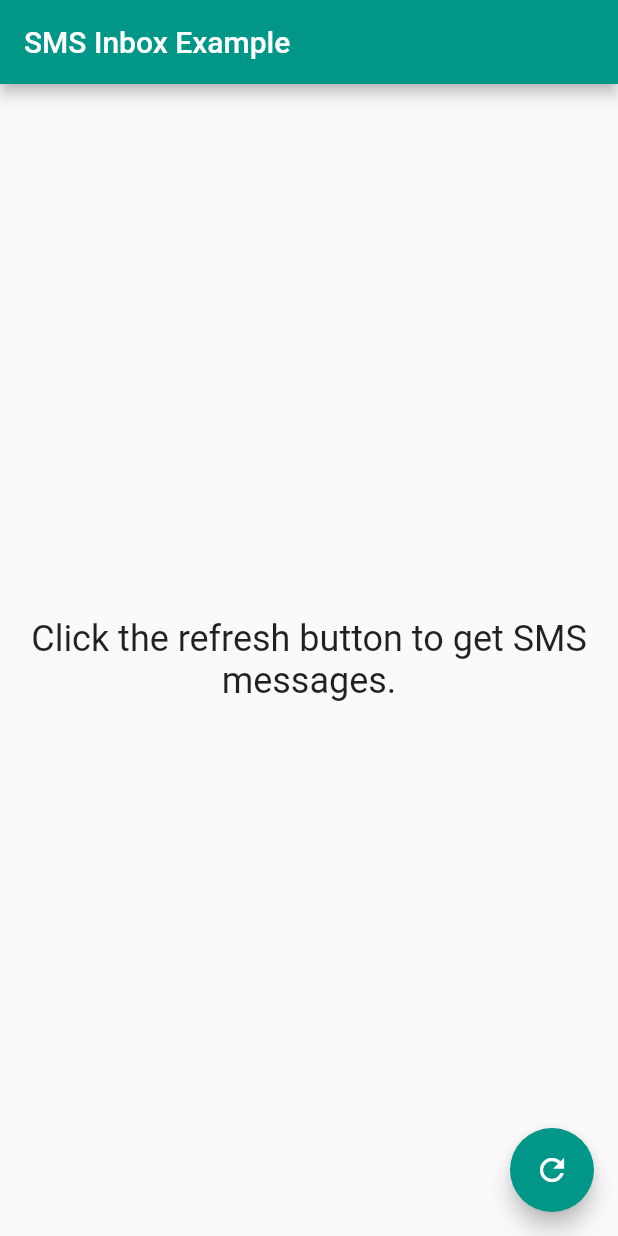
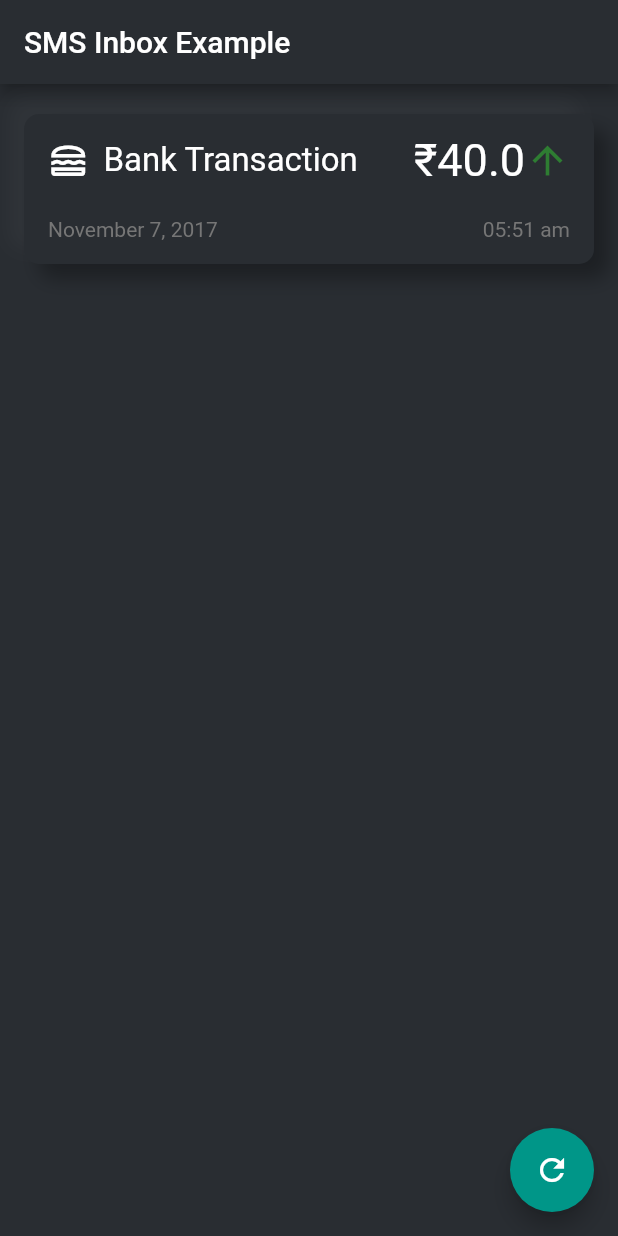
Before and after one commit to AyushAgrawal25/expense_tracker, a Flutter app: the screen it shows after launch, on a phone screen of 412 x 824 dp. Run offline on Flutter 3.47's test engine with Material 2 defaults, Android fonts, the phone set to English and light mode, and no system bars; our stand-ins replace permission_handler; missing offline and left inert: flutter_sms_inbox.

Commit message:
Expense Tile
[changes]

added expense tile
new Widget `ExpenseTile`

```diff
--- /dev/null
+++ b/lib/expense_tile.dart
@@ -0,0 +1,112 @@
+import 'package:flutter/cupertino.dart';
+import 'package:flutter/material.dart';
+
+class ExpenseTile extends StatefulWidget {
+  const ExpenseTile({
+    super.key,
+    this.height,
+    this.textColor,
+    required this.backgroundColor,
+    required this.type,
+    required this.amount,
+    required this.title,
+    required this.date,
+  });
+
+  final double? height;
+  final Color? textColor;
+  final Color backgroundColor;
+  final String type;
+  final double amount;
+  final String title;
+  final DateTime date;
+
+  @override
+  State<ExpenseTile> createState() => _ExpenseTileState();
+}
+
+class _ExpenseTileState extends State<ExpenseTile> {
+  @override
+  Widget build(BuildContext context) {
+    Color? primaryTextColor =
+        (widget.textColor == null) ? Colors.white : widget.textColor;
+    const Color secondaryTextColor = Color.fromARGB(255, 118, 118, 118);
+    return Container(
+      margin: const EdgeInsets.symmetric(horizontal: 16, vertical: 20),
+      decoration: BoxDecoration(
+        color: widget.backgroundColor,
+        boxShadow: [
+          BoxShadow(
+              color: Colors.white.withOpacity(0.05).withOpacity(0.03),
+              offset: const Offset(-10, -10),
+              spreadRadius: 0,
+              blurRadius: 10),
+          BoxShadow(
+              color: Colors.black87.withOpacity(0.3),
+              offset: const Offset(10, 10),
+              spreadRadius: 0,
+              blurRadius: 10),
+        ],
+        borderRadius: BorderRadius.circular(10),
+      ),
+      child: Container(
+        height: (widget.height == null) ? 100 : widget.height!,
+        padding: const EdgeInsets.fromLTRB(16, 8, 16, 0),
+        child: Column(
+          children: [
+            Expanded(
+              child: Row(
+                children: [
+                  Icon(
+                    Icons.lunch_dining_outlined,
+                    color: primaryTextColor,
+                    size: 27,
+                  ),
+                  const SizedBox(
+                    width: 10,
+                  ),
+                  Expanded(
+                    child: Text(
+                      widget.title,
+                      style: TextStyle(color: primaryTextColor, fontSize: 22),
+                    ),
+                  ),
+                  Text(
+                    '₹',
+                    style: TextStyle(color: primaryTextColor, fontSize: 30),
+                  ),
+                  Text(
+                    widget.amount.toString(),
+                    style: TextStyle(color: primaryTextColor, fontSize: 30),
+                  ),
+                  Icon(
+                    (widget.type == 'credit')
+                        ? Icons.arrow_upward
+                        : Icons.arrow_downward,
+                    color: Colors.green[800],
+                    size: 30,
+                  )
+                ],
+              ),
+            ),
+            const Expanded(
+              child: Row(
+                children: [
+                  Expanded(
+                      child: Text(
+                    'November 7, 2017',
+                    style: TextStyle(color: secondaryTextColor),
+                  )),
+                  Text(
+                    '05:51 am',
+                    style: TextStyle(color: secondaryTextColor),
+                  ),
+                ],
+              ),
+            ),
+          ],
+        ),
+      ),
+    );
+  }
+}
--- a/lib/main.dart
+++ b/lib/main.dart
@@ -4,6 +4,7 @@ import 'package:expense_tracker/Utils/utils.dart';
 import 'package:flutter/material.dart';
 import 'package:flutter_sms_inbox/flutter_sms_inbox.dart';
 import 'package:permission_handler/permission_handler.dart';
+import 'package:expense_tracker/expense_tile.dart';
 
 void main() {
   runApp(const MyApp());
@@ -19,7 +20,7 @@ class MyApp extends StatefulWidget {
 class _MyAppState extends State<MyApp> {
   final SmsQuery _query = SmsQuery();
   List<SmsMessage> _messages = [];
-
+  final Color themeColor = const Color.fromARGB(255, 41, 45, 50);
   @override
   void initState() {
     super.initState();
@@ -33,18 +34,34 @@ class _MyAppState extends State<MyApp> {
         primarySwatch: Colors.teal,
       ),
       home: Scaffold(
+        backgroundColor: themeColor,
         appBar: AppBar(
+          backgroundColor: themeColor,
           title: const Text('SMS Inbox Example'),
         ),
-        body: Container(
-          padding: const EdgeInsets.all(10.0),
-          child: Center(
-            child: Text(
-              'Click the refresh button to get SMS messages.',
-              style: Theme.of(context).textTheme.headlineSmall,
-              textAlign: TextAlign.center,
-            ),
-          ),
+        /*
+         *previous code
+         */
+        // body: Container(
+        //   decoration:
+        //       const BoxDecoration(color: Color.fromARGB(255, 38, 40, 43)),
+        //   padding: const EdgeInsets.all(10.0),
+        //   child: Center(
+        //     child: Text(
+        //       'Click the refresh button to get SMS messages.',
+        //       style: Theme.of(context).textTheme.headlineSmall,
+        //       textAlign: TextAlign.center,
+        //     ),
+        //   ),
+        // ),
+
+        body: ExpenseTile(
+          type: 'credit',
+          amount: 40,
+          title: 'Bank Transaction',
+          date: DateTime.now(),
+          textColor: Colors.white,
+          backgroundColor: themeColor,
         ),
         floatingActionButton: FloatingActionButton(
           onPressed: onRefreshPressed,
```
